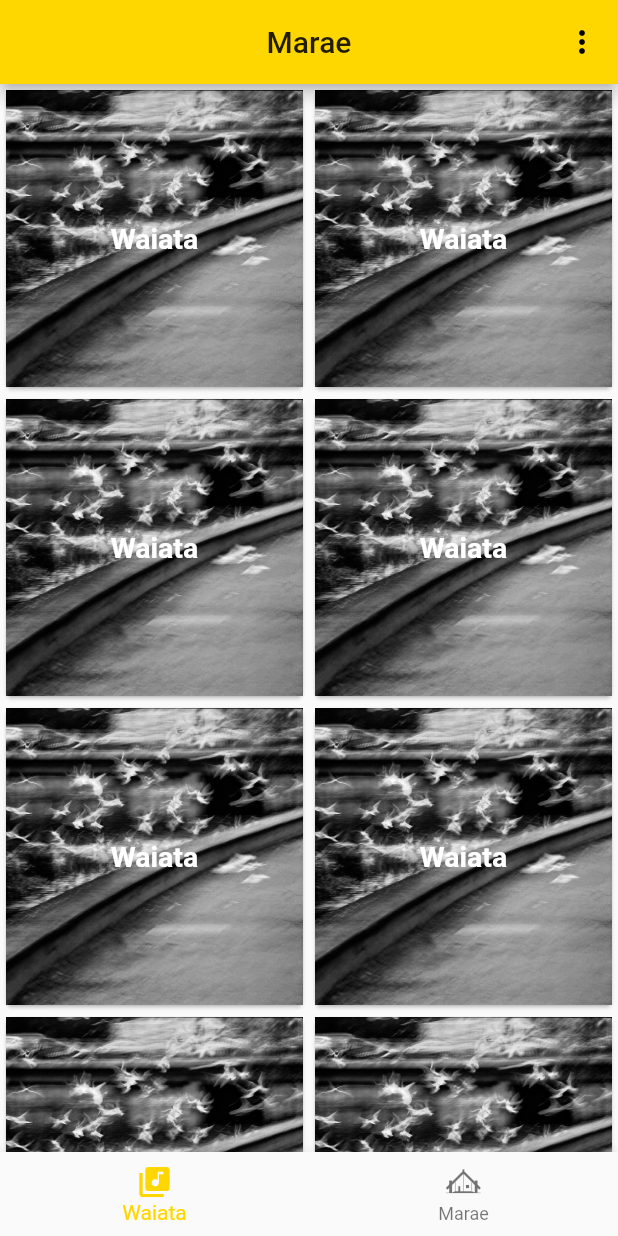
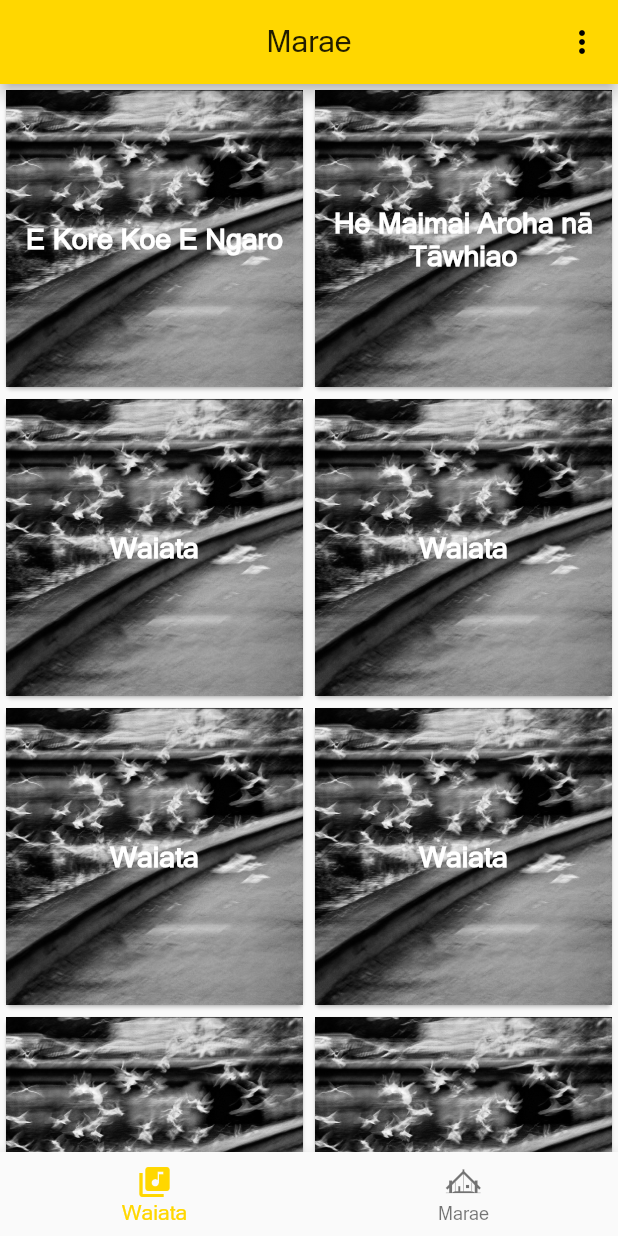
Before and after one commit to WintecWhanau/WintecWaiata, a Flutter app: the screen it shows after launch, on a phone screen of 412 x 824 dp. Run offline on Flutter 3.47's test engine with Material 2 defaults, Android fonts, the phone set to English and light mode, and no system bars.

Commit message:
json update & font

```diff
--- a/wintec_waiata/lib/main.dart
+++ b/wintec_waiata/lib/main.dart
@@ -11,6 +11,7 @@ class MyApp extends StatelessWidget {
   Widget build(BuildContext context) {
     return MaterialApp(
       theme: ThemeData(
+        fontFamily: 'sansSerif',
         brightness: Brightness.light,
         primaryColor: Color.fromRGBO(255, 215, 0, 1),
       ),
--- a/wintec_waiata/lib/screens/WaiataHome/WaiataContent.dart
+++ b/wintec_waiata/lib/screens/WaiataHome/WaiataContent.dart
@@ -8,9 +8,8 @@ import 'package:wintec_waiata/shared/WaiataAux.dart';
 class WaiataContent extends StatelessWidget {
   final int index;
   final String title;
-  final Color colour;
 
-  WaiataContent(this.index, this.title, this.colour);
+  WaiataContent(this.index, this.title);
 
   @override
   Widget build(BuildContext context) {
@@ -45,9 +44,6 @@ class WaiataContent extends StatelessWidget {
 
   //load waiata info for brief through json file
   initWaiata(BuildContext context, int index) async {
-    //proper index to start from 0
-    index -=1;
-
     //read and convert json
     String jsonContent = await rootBundle.loadString("assets/json/waiata.json");
     List json = jsonDecode(jsonContent);
@@ -59,7 +55,7 @@ class WaiataContent extends StatelessWidget {
                                   json[index]["nonVocalPath"]);
 
     //debug
-    // print(WaiataAux.waiata.name + WaiataAux.waiata.brief);
+    print(WaiataAux.waiata.name + WaiataAux.waiata.brief);
 
     //navigate to brief page
     Navigator.of(context).pushNamed('/waiataBrief');
--- a/wintec_waiata/lib/screens/WaiataHome/WaiataHome.dart
+++ b/wintec_waiata/lib/screens/WaiataHome/WaiataHome.dart
@@ -23,15 +23,15 @@ class WaiataHome extends StatelessWidget {
               gridDelegate: SliverGridDelegateWithFixedCrossAxisCount(crossAxisCount: 2),
               delegate: SliverChildListDelegate(
                 [
-                  //change waiata name to json element
-                  WaiataContent(1,waiataName, Colors.blue),
-                  WaiataContent(2,waiataName, Colors.green),
-                  WaiataContent(3,waiataName, Colors.yellow),
-                  WaiataContent(4,waiataName, Colors.orange),
-                  WaiataContent(5,waiataName, Colors.blue),
-                  WaiataContent(6,waiataName, Colors.red),
-                  WaiataContent(7,waiataName, Colors.blue),
-                  WaiataContent(8,waiataName, Colors.green),
+                  //initialize waiata cards. int constructor is index for json assets/json/waiata.json
+                  WaiataContent(0,"E Kore Koe E Ngaro"),
+                  WaiataContent(1,"He Maimai Aroha nā Tāwhiao"),
+                  WaiataContent(2,waiataName),
+                  WaiataContent(3,waiataName),
+                  WaiataContent(4,waiataName),
+                  WaiataContent(5,waiataName),
+                  WaiataContent(6,waiataName),
+                  WaiataContent(7,waiataName),
                 ],
               ),
             ),
--- a/wintec_waiata/lib/shared/Waiata.dart
+++ b/wintec_waiata/lib/shared/Waiata.dart
@@ -1,6 +1,6 @@
 class Waiata {
-  String name, brief, maoriWords, englishWords, thumbnail, vocalPath,nonVocalPath;
+  String name, brief, maoriWords, englishWords, thumbnailPath, vocalPath,nonVocalPath;
 
   Waiata(this.name, this.brief, this.maoriWords,
-          this.englishWords, this.thumbnail, this.vocalPath, this.nonVocalPath);
+          this.englishWords, this.thumbnailPath, this.vocalPath, this.nonVocalPath);
 }
--- a/wintec_waiata/pubspec.yaml
+++ b/wintec_waiata/pubspec.yaml
@@ -58,6 +58,9 @@ flutter:
     - family:  MyIcon
       fonts:
         - asset: assets/fonts/MyIcon.ttf
+    - family: sansSerif
+      fonts:
+        - asset: assets/fonts/micross.ttf
 
 
   # An image asset can refer to one or more resolution-specific "variants", see
```
Also changed, not shown: wintec_waiata/assets/json/waiata.json (+10 -10 lines), wintec_waiata/lib/screens/WaiataBrief/WaiataBrief.dart (+26 -2 lines), wintec_waiata/assets/fonts/micross.ttf (added).
